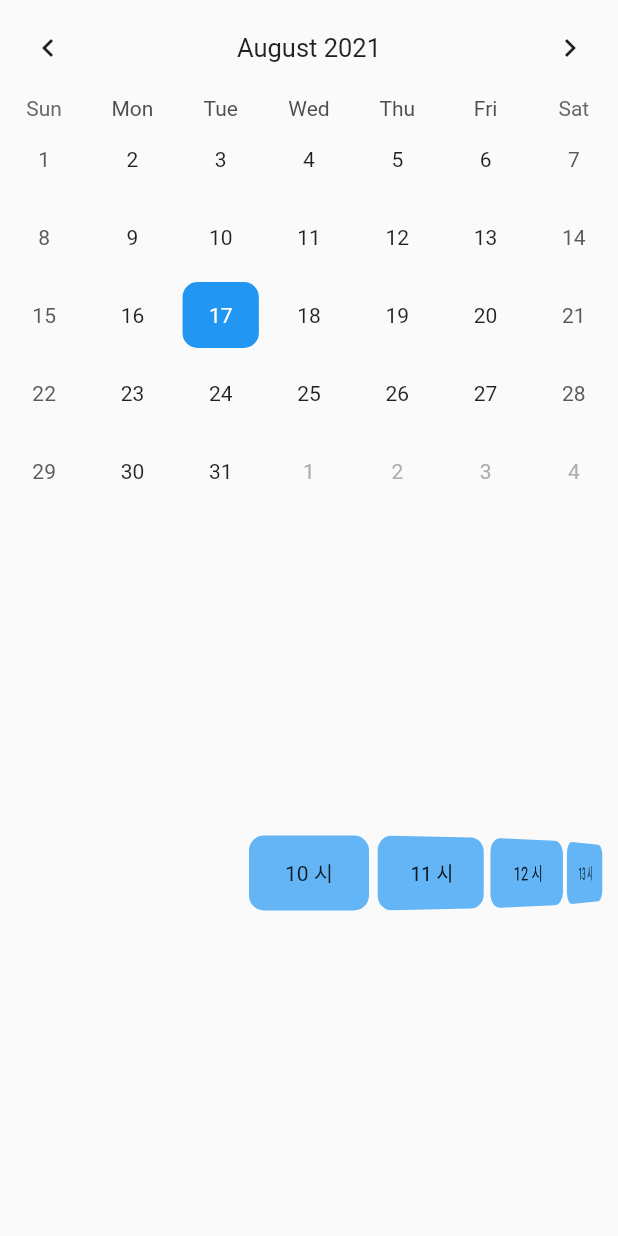
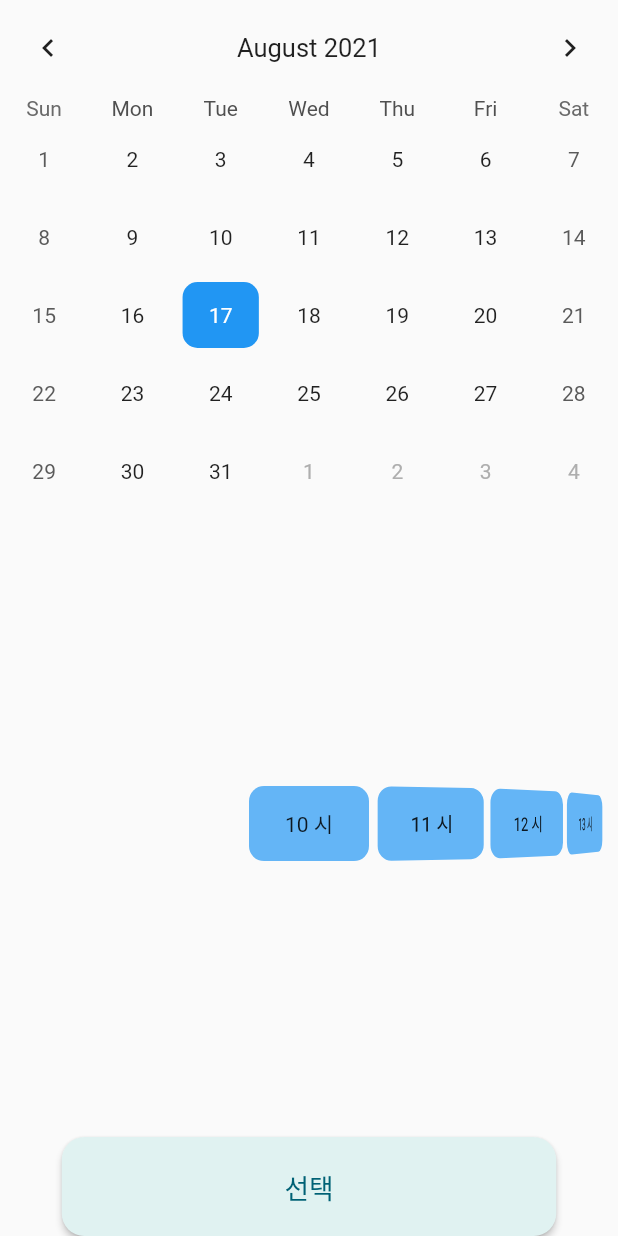
Before and after one commit to Kyewon-Park/loginTest, a Flutter app: the Calendar screen opened directly, on a phone screen of 412 x 824 dp. Run offline on Flutter 3.47's test engine with Material 2 defaults, Android fonts, the phone set to English and light mode, and no system bars; drawn by our look-alikes of table_calendar; our stand-ins replace fluttertoast, sizer.

Commit message:
달력과 시간 타일 선택에 따른 DateTime(년월일)과 시간 출력
Calendar에서 날짜 선택, ListWheelScrollView에서 시간 선택하여
하단 버튼 클릭 시 SnackBar형식으로 출력.

```diff
--- a/lib/screen/reservation/calendar.dart
+++ b/lib/screen/reservation/calendar.dart
@@ -1,4 +1,6 @@
+import 'package:androidstudioprojects/buttons/widePostButton.dart';
 import 'package:flutter/material.dart';
+import 'package:intl/intl.dart';
 import 'package:table_calendar/table_calendar.dart';
 
 class Calendar extends StatefulWidget {
@@ -13,19 +15,37 @@ class _CalendarState extends State<Calendar> {
   DateTime _selectedDay = DateTime.now();
   DateTime _focusedDay = DateTime.now();
 
-  int selected = 5;
-  int itemCount = 12;
-  FixedExtentScrollController _scrollController =
-      FixedExtentScrollController(initialItem: 5);
+  int selected = 6; //시간 타일 중심 위치
+  int itemCount = 12; //시간 타일 개수
+  int? hour;//시간
 
   @override
   void dispose() {
     // TODO: implement dispose
     super.dispose();
   }
-
   @override
   Widget build(BuildContext context) {
+
+    var _snackBar;//_focusedDay 포함한 스낵바
+
+    void showSnackBar(){
+      String formattedDate = DateFormat('yyyy-MM-dd').format(_focusedDay);
+      _snackBar = SnackBar(
+        content: Text('Date : ' + formattedDate + '/ Hour : ' + hour.toString()),
+        duration: Duration(milliseconds: 500),
+      );
+      ScaffoldMessenger.of(context).showSnackBar(_snackBar);
+    }
+    //시간 날짜 둘 중 하나 null일 시 출력
+    void showEmptySnackBar(){
+      _snackBar = SnackBar(
+        content: Text('Choose Both Date and Time'),
+        duration: Duration(milliseconds: 500),
+      );
+      ScaffoldMessenger.of(context).showSnackBar(_snackBar);
+    }
+
     return Scaffold(
         body: Column(
       children: [
@@ -68,12 +88,17 @@ class _CalendarState extends State<Calendar> {
             setState(() {
               _selectedDay = selectedDay;
               _focusedDay = focusedDay; // update `_focusedDay` here as well
+
             });
+
+            // ScaffoldMessenger.of(context).showSnackBar(_snackBar);
           },
           onPageChanged: (focusedDay) {
             _focusedDay = focusedDay;
           },
         ),
+
+        //2 widget
         Flexible(
           child: RotatedBox(
             quarterTurns: 3,
@@ -83,11 +108,13 @@ class _CalendarState extends State<Calendar> {
               onSelectedItemChanged: (x) {
                 setState(() {
                   selected = x;
+                  hour=x+10;
                 });
               },
               physics: FixedExtentScrollPhysics(),
               children: List<Widget>.generate(
-                  13, (index) => AnimatedContainer(
+                  13, (index) {
+                    return AnimatedContainer(
                         duration: Duration(milliseconds: 300),
                         width: index == selected ? 60 : 50,
                         height: index == selected ? 60 : 50,
@@ -102,10 +129,15 @@ class _CalendarState extends State<Calendar> {
                             '${index + 10} 시',
                           )),
                         ),
-                      )),
+                      );
+                  }),
             ),
           ),
         ),
+
+
+        //3 widget
+        WidePostButton(buttonName: "선택", callback: showSnackBar)
       ],
     ));
   }
--- a/pubspec.yaml
+++ b/pubspec.yaml
@@ -30,6 +30,7 @@ dependencies:
   # Use with the CupertinoIcons class for iOS style icons.
   cupertino_icons: ^1.0.2
   table_calendar: ^3.0.1
+  intl: ^0.17.0
 
 dev_dependencies:
   flutter_test:
```
Also changed, not shown: pubspec.lock.
